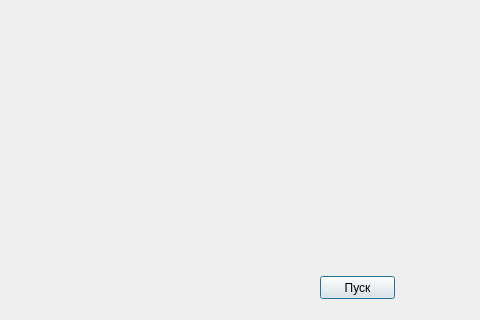
Qt form UI.ui (JLirik/test) before a commit; both pictures show x 0 to 480 and y 184 to 504 of the 480 by 504 pixel window.
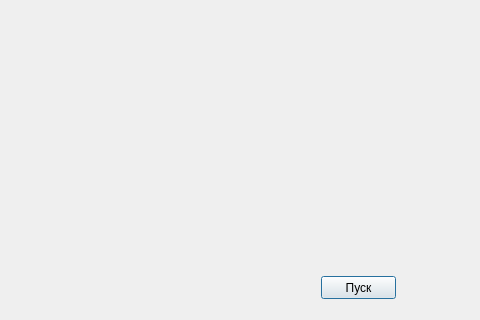
The same form after that commit.

Patch:
```diff
--- a/UI.ui
+++ b/UI.ui
@@ -16,7 +16,7 @@
   <widget class="QPushButton" name="pushButton">
    <property name="geometry">
     <rect>
-     <x>320</x>
+     <x>321</x>
      <y>460</y>
      <width>75</width>
      <height>23</height>
```
